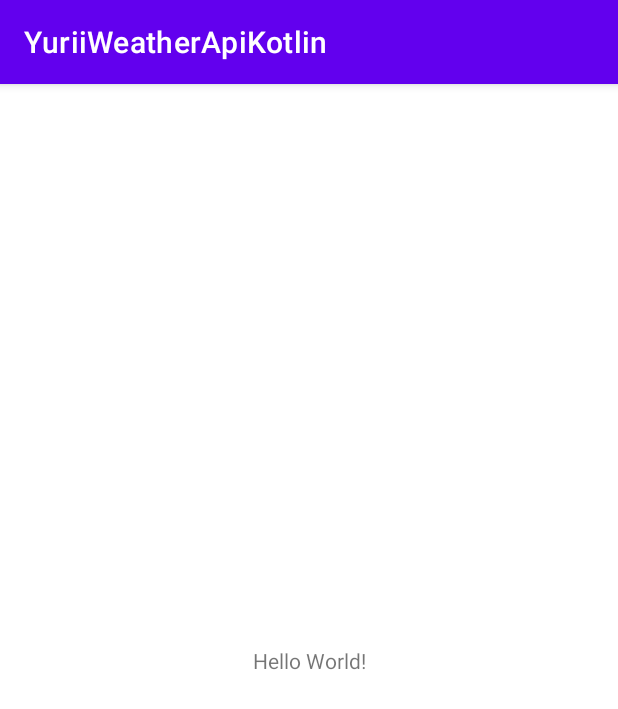
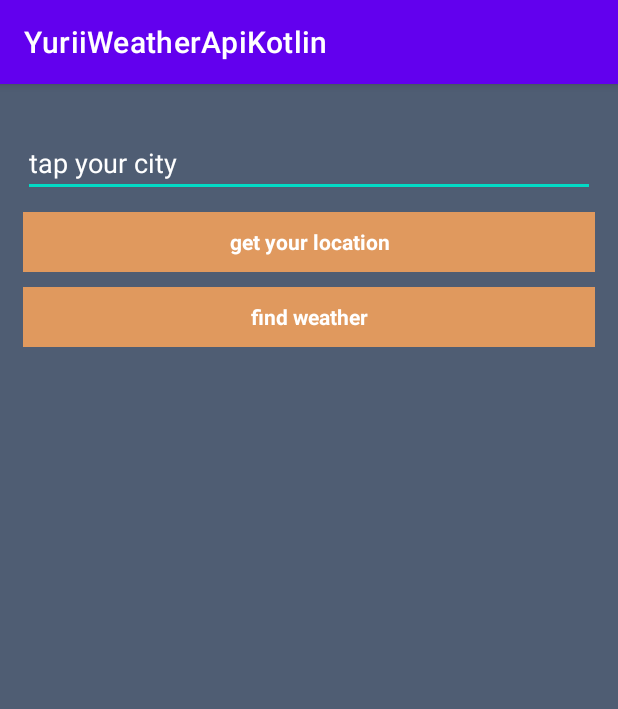
Before and after one commit to YouraSoliar/YuriiWeatherApiKotlin, an Android app: the screen it shows after launch (MainActivity), on a phone screen of 412 x 824 dp. Shown: the top 709 px of the screen. Run offline under Robolectric (Android 15) with nearby library versions, the phone set to English and light mode, and no system bars.

Commit message:
structure, strings, colors, layouts, dependencies, permissions

```diff
--- /dev/null
+++ b/app/src/main/java/com/example/yuriiweatherapikotlin/adapter/WeatherAdapter.kt
@@ -0,0 +1,4 @@
+package com.example.yuriiweatherapikotlin.adapter
+
+class WeatherAdapter {
+}
--- /dev/null
+++ b/app/src/main/java/com/example/yuriiweatherapikotlin/api/ApiFactory.kt
@@ -0,0 +1,4 @@
+package com.example.yuriiweatherapikotlin.api
+
+class ApiFactory {
+}
--- /dev/null
+++ b/app/src/main/java/com/example/yuriiweatherapikotlin/api/ApiService.kt
@@ -0,0 +1,4 @@
+package com.example.yuriiweatherapikotlin.api
+
+class ApiService {
+}
--- /dev/null
+++ b/app/src/main/java/com/example/yuriiweatherapikotlin/models/City.kt
@@ -0,0 +1,4 @@
+package com.example.yuriiweatherapikotlin.models
+
+class City {
+}
--- /dev/null
+++ b/app/src/main/java/com/example/yuriiweatherapikotlin/models/Temperature.kt
@@ -0,0 +1,4 @@
+package com.example.yuriiweatherapikotlin.models
+
+class Temperature {
+}
--- /dev/null
+++ b/app/src/main/java/com/example/yuriiweatherapikotlin/models/WeatherDay.kt
@@ -0,0 +1,4 @@
+package com.example.yuriiweatherapikotlin.models
+
+class WeatherDay {
+}
--- /dev/null
+++ b/app/src/main/java/com/example/yuriiweatherapikotlin/models/WeatherDaysResponse.kt
@@ -0,0 +1,4 @@
+package com.example.yuriiweatherapikotlin.models
+
+class WeatherDaysResponse {
+}
--- /dev/null
+++ b/app/src/main/java/com/example/yuriiweatherapikotlin/models/WeatherResponse.kt
@@ -0,0 +1,4 @@
+package com.example.yuriiweatherapikotlin.models
+
+class WeatherResponse {
+}
--- a/app/src/main/java/com/example/yuriiweatherapikotlin/MainActivity.kt
+++ b/app/src/main/java/com/example/yuriiweatherapikotlin/presentation/MainActivity.kt
@@ -1,7 +1,8 @@
-package com.example.yuriiweatherapikotlin
+package com.example.yuriiweatherapikotlin.presentation
 
 import androidx.appcompat.app.AppCompatActivity
 import android.os.Bundle
+import com.example.yuriiweatherapikotlin.R
 
 class MainActivity : AppCompatActivity() {
     override fun onCreate(savedInstanceState: Bundle?) {
--- /dev/null
+++ b/app/src/main/java/com/example/yuriiweatherapikotlin/presentation/MainViewModel.kt
@@ -0,0 +1,4 @@
+package com.example.yuriiweatherapikotlin.presentation
+
+class MainViewModel {
+}
--- a/app/src/main/res/layout/activity_main.xml
+++ b/app/src/main/res/layout/activity_main.xml
@@ -3,16 +3,67 @@
     xmlns:app="http://schemas.android.com/apk/res-auto"
     xmlns:tools="http://schemas.android.com/tools"
     android:layout_width="match_parent"
+    android:background="@color/blue"
     android:layout_height="match_parent"
-    tools:context=".MainActivity">
+    tools:context=".presentation.MainActivity">
 
-    <TextView
-        android:layout_width="wrap_content"
+    <EditText
+        android:id="@+id/editTextCity"
+        android:layout_width="match_parent"
         android:layout_height="wrap_content"
-        android:text="Hello World!"
-        app:layout_constraintBottom_toBottomOf="parent"
+        android:layout_marginTop="30dp"
+        android:layout_marginStart="15dp"
+        android:layout_marginEnd="15dp"
+        android:hint="@string/edit_text_city"
+        android:textColor="@color/white"
+        android:textColorHint="@color/white"
         app:layout_constraintEnd_toEndOf="parent"
         app:layout_constraintStart_toStartOf="parent"
         app:layout_constraintTop_toTopOf="parent" />
 
+    <TextView
+        android:id="@+id/textViewLocation"
+        android:layout_height="40dp"
+        android:layout_width="match_parent"
+        app:layout_constraintTop_toBottomOf="@+id/editTextCity"
+        app:layout_constraintStart_toStartOf="parent"
+        app:layout_constraintEnd_toEndOf="parent"
+        android:textColor="@color/white"
+        android:background="@color/orange"
+        android:gravity="center"
+        android:text="@string/text_view_get_location"
+        android:layout_marginStart="15dp"
+        android:textStyle="bold"
+        android:layout_marginEnd="15dp"
+        android:layout_marginTop="10dp" />
+
+    <TextView
+        android:id="@+id/textViewFind"
+        android:layout_height="40dp"
+        android:layout_width="match_parent"
+        app:layout_constraintTop_toBottomOf="@+id/textViewLocation"
+        app:layout_constraintStart_toStartOf="parent"
+        app:layout_constraintEnd_toEndOf="parent"
+        android:textColor="@color/white"
+        android:background="@color/orange"
+        android:gravity="center"
+        android:text="@string/button_find_weather"
+        android:layout_marginStart="15dp"
+        android:textStyle="bold"
+        android:layout_marginEnd="15dp"
+        android:layout_marginTop="10dp" />
+
+    <androidx.recyclerview.widget.RecyclerView
+        android:id="@+id/recyclerViewWeather"
+        android:layout_width="match_parent"
+        android:layout_height="match_parent"
+        app:layoutManager="androidx.recyclerview.widget.LinearLayoutManager"
+        app:layout_constraintEnd_toEndOf="parent"
+        app:layout_constraintStart_toStartOf="parent"
+        app:layout_constraintBottom_toBottomOf="parent"
+        app:layout_constraintTop_toBottomOf="@+id/textViewFind"
+        android:layout_marginTop="200dp"
+        tools:itemCount="14"
+        tools:listitem="@layout/weather_item" />
+
 </androidx.constraintlayout.widget.ConstraintLayout>
--- a/app/src/main/res/values/colors.xml
+++ b/app/src/main/res/values/colors.xml
@@ -7,4 +7,8 @@
     <color name="teal_700">#FF018786</color>
     <color name="black">#FF000000</color>
     <color name="white">#FFFFFFFF</color>
+
+    <color name="orange">#e0995e</color>
+    <color name="blue">#4f5d73</color>
+    <color name="brown">#73654f</color>
 </resources>
```
Also changed, not shown: app/build.gradle (+20 -0 lines), app/src/main/AndroidManifest.xml (+7 -1 lines), app/src/main/res/layout/weather_item.xml (added, +123 -0 lines), app/src/main/res/values/strings.xml (+14 -0 lines).
